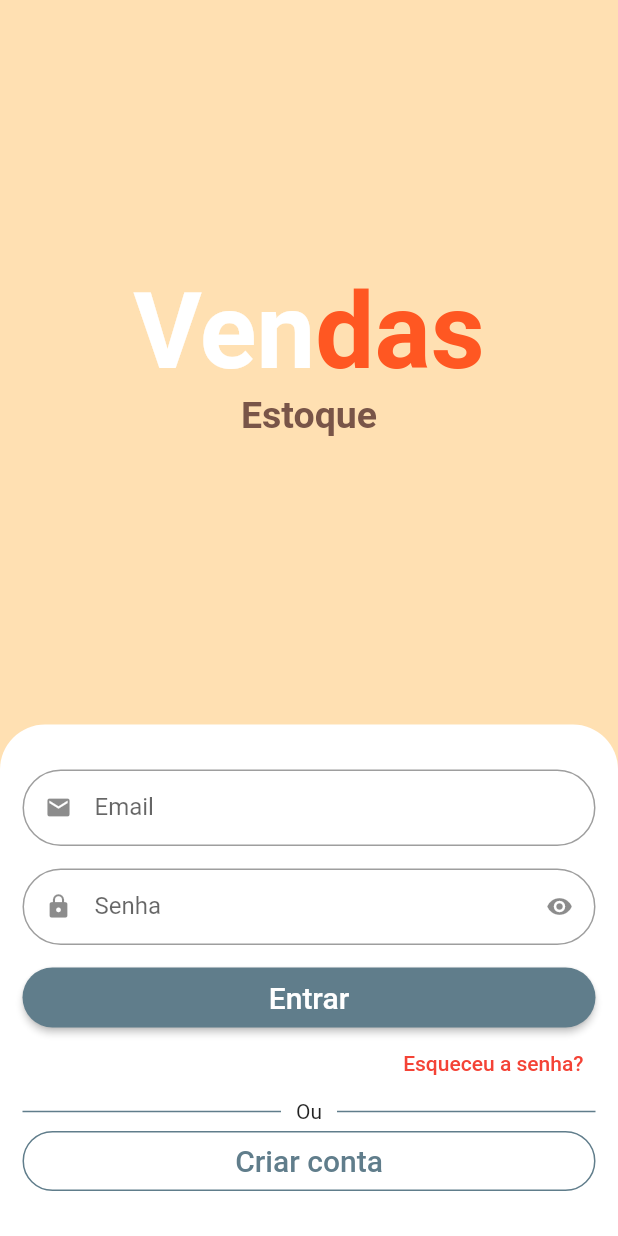
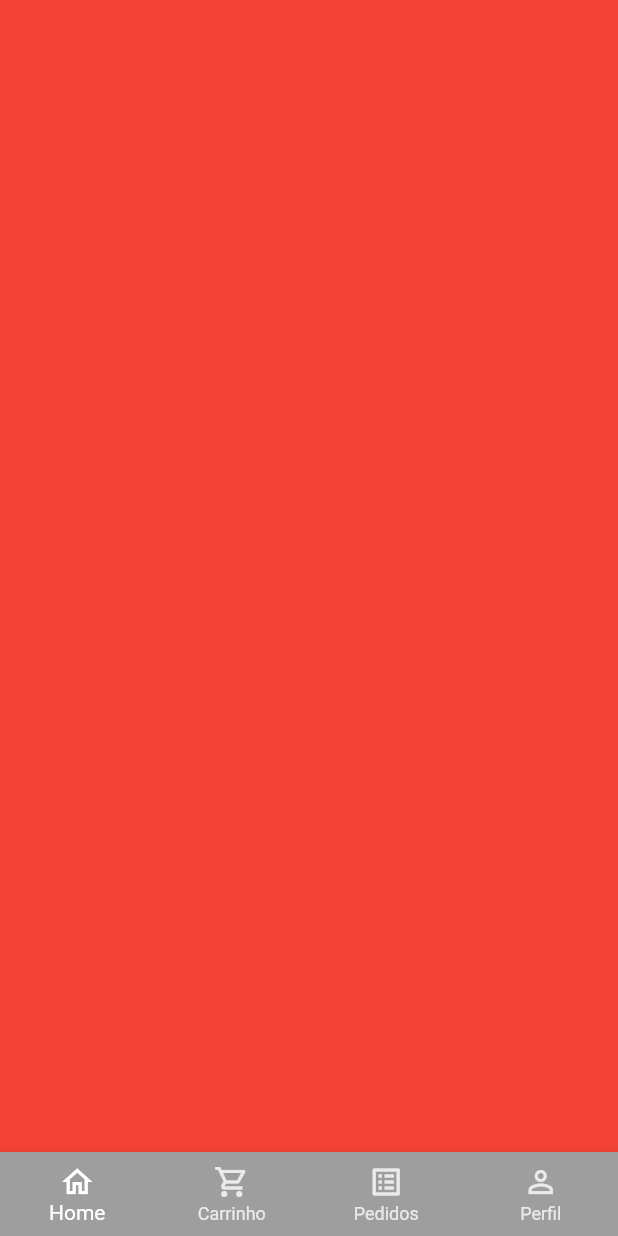
Before and after one commit to carlostoni/Flutter-Sales-App, a Flutter app: the screen it shows after launch, after a tap on "Entrar", on a phone screen of 412 x 824 dp. Run offline on Flutter 3.47's test engine with Material 2 defaults, Android fonts, the light colour scheme and no system bars; drawn by our look-alikes of animated_text_kit; our stand-ins replace mask_text_input_formatter.

Commit message:
update 0.4

```diff
--- a/lib/src/auth/sign_in_screen.dart
+++ b/lib/src/auth/sign_in_screen.dart
@@ -1,6 +1,7 @@
 import 'package:animated_text_kit/animated_text_kit.dart';
 import 'package:flutter/material.dart';
 import 'package:vendas/src/auth/sign_up_screen.dart';
+import 'package:vendas/src/base/base_screen.dart';
 import 'package:vendas/src/config/custom_colors.dart';
 
 import 'components/custom_text_field.dart';
@@ -107,7 +108,11 @@ class SignInScreen extends StatelessWidget {
                             borderRadius: BorderRadius.circular(40),
                           ),
                         ),
-                        onPressed: () {},
+                        onPressed: () {
+                          Navigator.of(context).pushReplacement(MaterialPageRoute(builder: (c){
+                            return const BaseScreen();
+                          }));
+                        },
                         child: const Text(
                           'Entrar',
                           style: TextStyle(
--- /dev/null
+++ b/lib/src/base/base_screen.dart
@@ -0,0 +1,59 @@
+import 'package:flutter/material.dart';
+
+class BaseScreen extends StatefulWidget {
+  const BaseScreen({Key? key}) : super(key: key);
+
+  @override
+  _BaseScreenState createState() => _BaseScreenState();
+}
+
+class _BaseScreenState extends State<BaseScreen> {
+  int currentIndex = 0;
+  final pageController = PageController();
+
+  @override
+  Widget build(BuildContext context) {
+    return Scaffold(
+        body: PageView(
+          physics: const NeverScrollableScrollPhysics(),
+          controller: pageController,
+          children: [
+            Container(color: Colors.red),
+            Container(color: Colors.yellow),
+            Container(color: Colors.blue),
+            Container(color: Colors.purple),
+          ],
+        ),
+        bottomNavigationBar: BottomNavigationBar(
+          currentIndex: currentIndex,
+          onTap: (index) {
+            setState(() {
+              currentIndex = index;
+              pageController.jumpToPage(index);
+            });
+          },
+          type: BottomNavigationBarType.fixed,
+          backgroundColor: Colors.grey,
+          selectedItemColor: Colors.white,
+          unselectedItemColor: Colors.white.withAlpha(200),
+          items: const [
+            BottomNavigationBarItem(
+              icon: Icon(Icons.home_outlined),
+              label: 'Home',
+            ),
+            BottomNavigationBarItem(
+              icon: Icon(Icons.shopping_cart_outlined),
+              label: 'Carrinho',
+            ),
+            BottomNavigationBarItem(
+              icon: Icon(Icons.list_alt_outlined),
+              label: 'Pedidos',
+            ),
+            BottomNavigationBarItem(
+              icon: Icon(Icons.person_outline),
+              label: 'Perfil',
+            ),
+          ],
+        ));
+  }
+}
```
